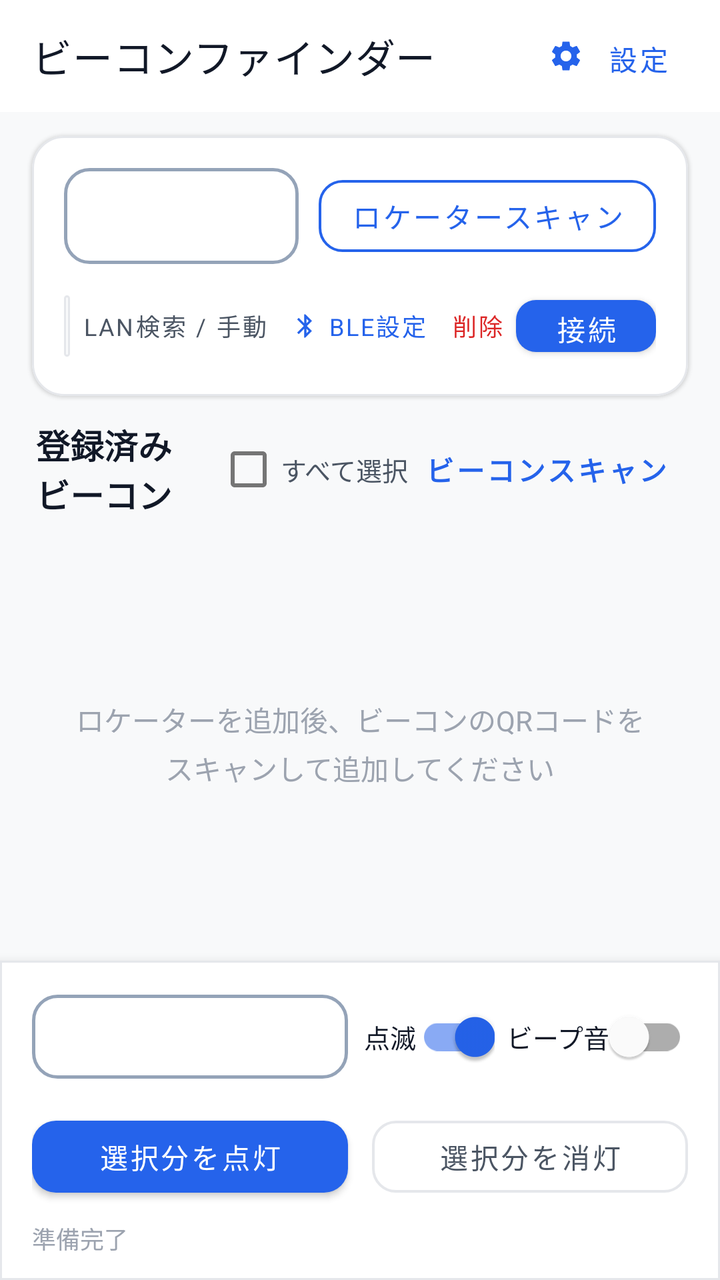
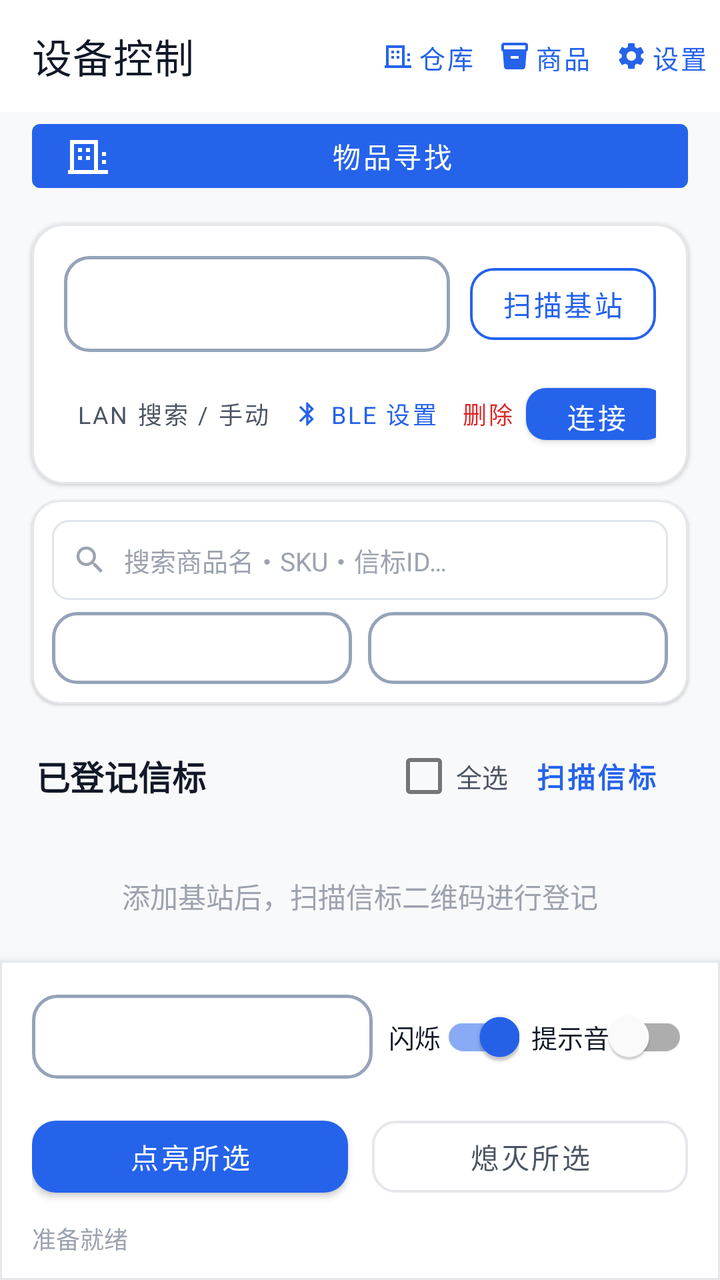

An Android layout rendered at two revisions. The XML below is the earlier revision; the diff shows what the commit changed to produce the second picture.
<!-- AndroidManifest.xml: application theme Theme.BeaconFinder -->
<!-- res/layout/activity_main.xml -->
<?xml version="1.0" encoding="utf-8"?>
<LinearLayout xmlns:android="http://schemas.android.com/apk/res/android"
    xmlns:app="http://schemas.android.com/apk/res-auto"
    android:id="@+id/root_layout"
    android:layout_width="match_parent"
    android:layout_height="match_parent"
    android:background="@color/surface_bg"
    android:orientation="vertical">

    
    <com.google.android.material.appbar.AppBarLayout
        android:id="@+id/app_bar"
        android:layout_width="match_parent"
        android:layout_height="wrap_content"
        android:background="@color/toolbar_bg"
        android:fitsSystemWindows="true"
        app:elevation="0.5dp">

        <com.google.android.material.appbar.MaterialToolbar
            android:id="@+id/toolbar"
            android:layout_width="match_parent"
            android:layout_height="?attr/actionBarSize"
            android:background="@color/toolbar_bg"
            app:title="@string/app_name"
            app:titleTextColor="@color/text_primary">

            <com.google.android.material.button.MaterialButton
                android:id="@+id/btn_open_config"
                style="@style/Widget.MaterialComponents.Button.TextButton"
                android:layout_width="wrap_content"
                android:layout_height="38dp"
                android:layout_gravity="end|center_vertical"
                android:layout_marginEnd="8dp"
                android:paddingHorizontal="10dp"
                android:text="設定"
                android:textColor="@color/accent"
                android:textSize="14sp"
                app:icon="@drawable/ic_settings"
                app:iconPadding="4dp"
                app:iconSize="18dp"
                app:iconTint="@color/accent" />
        </com.google.android.material.appbar.MaterialToolbar>
    </com.google.android.material.appbar.AppBarLayout>

    
    <com.google.android.material.card.MaterialCardView
        android:layout_width="match_parent"
        android:layout_height="wrap_content"
        android:layout_marginHorizontal="16dp"
        android:layout_marginTop="12dp"
        android:layout_marginBottom="8dp"
        app:cardBackgroundColor="@color/surface_card"
        app:cardCornerRadius="16dp"
        app:cardElevation="1dp"
        app:strokeColor="@color/card_stroke"
        app:strokeWidth="1dp">

        <LinearLayout
            android:layout_width="match_parent"
            android:layout_height="wrap_content"
            android:orientation="vertical"
            android:padding="16dp">

            
            <LinearLayout
                android:layout_width="match_parent"
                android:layout_height="wrap_content"
                android:gravity="center_vertical"
                android:orientation="horizontal">

                <LinearLayout
                    android:layout_width="0dp"
                    android:layout_height="48dp"
                    android:layout_marginEnd="10dp"
                    android:layout_weight="1"
                    android:background="@drawable/bg_spinner"
                    android:gravity="center_vertical"
                    android:paddingHorizontal="12dp">

                    <Spinner
                        android:id="@+id/base_spinner"
                        android:layout_width="match_parent"
                        android:layout_height="match_parent"
                        android:background="@null"
                        android:popupBackground="#FFFFFF" />
                </LinearLayout>

                <com.google.android.material.button.MaterialButton
                    android:id="@+id/scan_base_button"
                    style="@style/Widget.MaterialComponents.Button.OutlinedButton"
                    android:layout_width="wrap_content"
                    android:layout_height="48dp"
                    android:text="@string/scan_base"
                    android:textColor="@color/accent"
                    app:cornerRadius="12dp"
                    app:strokeColor="@color/accent"
                    app:strokeWidth="1.2dp" />
            </LinearLayout>

            
            <LinearLayout
                android:layout_width="match_parent"
                android:layout_height="wrap_content"
                android:layout_marginTop="12dp"
                android:gravity="center_vertical"
                android:orientation="horizontal">

                <TextView
                    android:id="@+id/connection_status"
                    android:layout_width="0dp"
                    android:layout_height="wrap_content"
                    android:layout_weight="1"
                    android:background="@drawable/bg_status_badge"
                    android:ellipsize="end"
                    android:maxLines="1"
                    android:paddingHorizontal="10dp"
                    android:paddingVertical="6dp"
                    android:text="@string/status_not_connected"
                    android:textColor="@color/offline"
                    android:textSize="13sp"
                    android:textStyle="bold" />

                <com.google.android.material.button.MaterialButton
                    android:id="@+id/search_lan_button"
                    style="@style/Widget.MaterialComponents.Button.TextButton"
                    android:layout_width="wrap_content"
                    android:layout_height="38dp"
                    android:minWidth="0dp"
                    android:paddingHorizontal="6dp"
                    android:text="@string/search_lan"
                    android:textColor="@color/text_secondary"
                    android:textSize="12sp" />

                <com.google.android.material.button.MaterialButton
                    android:id="@+id/bluetooth_base_button"
                    style="@style/Widget.MaterialComponents.Button.TextButton"
                    android:layout_width="wrap_content"
                    android:layout_height="38dp"
                    android:minWidth="0dp"
                    android:paddingHorizontal="6dp"
                    android:text="BLE設定"
                    android:textColor="@color/accent"
                    android:textSize="12sp"
                    app:icon="@drawable/ic_bluetooth"
                    app:iconSize="14dp"
                    app:iconTint="@color/accent" />

                <com.google.android.material.button.MaterialButton
                    android:id="@+id/delete_base_button"
                    style="@style/Widget.MaterialComponents.Button.TextButton"
                    android:layout_width="wrap_content"
                    android:layout_height="38dp"
                    android:minWidth="0dp"
                    android:paddingHorizontal="6dp"
                    android:text="@string/delete"
                    android:textColor="@color/danger"
                    android:textSize="12sp" />

                <com.google.android.material.button.MaterialButton
                    android:id="@+id/connect_button"
                    android:layout_width="wrap_content"
                    android:layout_height="38dp"
                    android:minWidth="70dp"
                    android:paddingHorizontal="12dp"
                    android:text="@string/connect"
                    android:textColor="@color/text_white"
                    app:backgroundTint="@color/accent"
                    app:cornerRadius="10dp" />
            </LinearLayout>
        </LinearLayout>
    </com.google.android.material.card.MaterialCardView>

    
    <LinearLayout
        android:layout_width="match_parent"
        android:layout_height="wrap_content"
        android:gravity="center_vertical"
        android:orientation="horizontal"
        android:paddingHorizontal="18dp"
        android:paddingVertical="4dp">

        <TextView
            android:layout_width="0dp"
            android:layout_height="wrap_content"
            android:layout_weight="1"
            android:text="@string/registered_beacons"
            android:textColor="@color/text_primary"
            android:textSize="17sp"
            android:textStyle="bold" />

        <com.google.android.material.checkbox.MaterialCheckBox
            android:id="@+id/select_all_checkbox"
            android:layout_width="wrap_content"
            android:layout_height="wrap_content"
            android:text="@string/select_all"
            android:textColor="@color/text_secondary"
            android:textSize="13sp" />

        <com.google.android.material.button.MaterialButton
            android:id="@+id/scan_beacon_button"
            style="@style/Widget.MaterialComponents.Button.TextButton"
            android:layout_width="wrap_content"
            android:layout_height="wrap_content"
            android:text="@string/scan_beacon"
            android:textColor="@color/accent"
            android:textStyle="bold" />
    </LinearLayout>

    
    <TextView
        android:id="@+id/empty_view"
        android:layout_width="match_parent"
        android:layout_height="0dp"
        android:layout_weight="1"
        android:gravity="center"
        android:lineSpacingExtra="4dp"
        android:paddingHorizontal="32dp"
        android:text="@string/empty_beacon_hint"
        android:textColor="@color/text_muted"
        android:textSize="14sp" />

    
    <androidx.recyclerview.widget.RecyclerView
        android:id="@+id/beacon_list"
        android:layout_width="match_parent"
        android:layout_height="0dp"
        android:layout_weight="1"
        android:clipToPadding="false"
        android:paddingHorizontal="16dp"
        android:paddingBottom="8dp"
        android:visibility="gone" />

    
    <com.google.android.material.card.MaterialCardView
        android:layout_width="match_parent"
        android:layout_height="wrap_content"
        app:cardBackgroundColor="@color/surface_card"
        app:cardCornerRadius="0dp"
        app:cardElevation="8dp"
        app:strokeColor="@color/card_stroke"
        app:strokeWidth="1dp">

        <LinearLayout
            android:layout_width="match_parent"
            android:layout_height="wrap_content"
            android:orientation="vertical"
            android:paddingHorizontal="16dp"
            android:paddingTop="14dp"
            android:paddingBottom="12dp">

            
            <LinearLayout
                android:layout_width="match_parent"
                android:layout_height="wrap_content"
                android:gravity="center_vertical"
                android:orientation="horizontal">

                <LinearLayout
                    android:layout_width="0dp"
                    android:layout_height="42dp"
                    android:layout_weight="1"
                    android:background="@drawable/bg_spinner"
                    android:gravity="center_vertical"
                    android:paddingHorizontal="8dp">

                    <Spinner
                        android:id="@+id/color_spinner"
                        android:layout_width="match_parent"
                        android:layout_height="match_parent"
                        android:background="@null"
                        android:popupBackground="#FFFFFF" />
                </LinearLayout>

                <com.google.android.material.switchmaterial.SwitchMaterial
                    android:id="@+id/flash_switch"
                    android:layout_width="wrap_content"
                    android:layout_height="wrap_content"
                    android:layout_marginStart="8dp"
                    android:checked="true"
                    android:text="@string/flash"
                    android:textColor="@color/text_primary"
                    android:textSize="13sp" />

                <com.google.android.material.switchmaterial.SwitchMaterial
                    android:id="@+id/beep_switch"
                    android:layout_width="wrap_content"
                    android:layout_height="wrap_content"
                    android:layout_marginStart="6dp"
                    android:text="@string/beep"
                    android:textColor="@color/text_primary"
                    android:textSize="13sp" />
            </LinearLayout>

            
            <LinearLayout
                android:layout_width="match_parent"
                android:layout_height="wrap_content"
                android:layout_marginTop="12dp"
                android:orientation="horizontal">

                <com.google.android.material.button.MaterialButton
                    android:id="@+id/light_selected_button"
                    android:layout_width="0dp"
                    android:layout_height="48dp"
                    android:layout_marginEnd="6dp"
                    android:layout_weight="1"
                    android:text="@string/light_selected"
                    android:textColor="@color/text_white"
                    android:textSize="14sp"
                    app:backgroundTint="@color/accent"
                    app:cornerRadius="12dp" />

                <com.google.android.material.button.MaterialButton
                    android:id="@+id/stop_selected_button"
                    style="@style/Widget.MaterialComponents.Button.OutlinedButton"
                    android:layout_width="0dp"
                    android:layout_height="48dp"
                    android:layout_marginStart="6dp"
                    android:layout_weight="1"
                    android:text="@string/stop_selected"
                    android:textColor="@color/text_secondary"
                    android:textSize="14sp"
                    app:cornerRadius="12dp"
                    app:strokeColor="@color/card_stroke"
                    app:strokeWidth="1.2dp" />
            </LinearLayout>

            
            <TextView
                android:id="@+id/operation_status"
                android:layout_width="match_parent"
                android:layout_height="wrap_content"
                android:layout_marginTop="8dp"
                android:ellipsize="end"
                android:maxLines="2"
                android:text="@string/status_ready"
                android:textColor="@color/text_muted"
                android:textSize="12sp" />
        </LinearLayout>
    </com.google.android.material.card.MaterialCardView>
</LinearLayout>
<!-- resources referenced by this layout -->
<resources>
  <color name="accent">#2563EB</color>
  <color name="card_stroke">#E5E7EB</color>
  <color name="danger">#DC2626</color>
  <color name="offline">#6B7280</color>
  <color name="surface_bg">#F8F9FA</color>
  <color name="surface_card">#FFFFFF</color>
  <color name="text_muted">#9CA3AF</color>
  <color name="text_primary">#111827</color>
  <color name="text_secondary">#4B5563</color>
  <color name="text_white">#FFFFFF</color>
  <color name="toolbar_bg">#FFFFFF</color>
  <string name="app_name">ビーコンファインダー</string>
  <string name="beep">ビープ音</string>
  <string name="connect">接続</string>
  <string name="delete">削除</string>
  <string name="empty_beacon_hint">ロケーターを追加後、ビーコンのQRコードをスキャンして追加してください</string>
  <string name="flash">点滅</string>
  <string name="light_selected">選択分を点灯</string>
  <string name="registered_beacons">登録済みビーコン</string>
  <string name="scan_base">ロケータースキャン</string>
  <string name="scan_beacon">ビーコンスキャン</string>
  <string name="search_lan">LAN検索 / 手動</string>
  <string name="select_all">すべて選択</string>
  <string name="status_not_connected">未接続</string>
  <string name="status_ready">準備完了</string>
  <string name="stop_selected">選択分を消灯</string>
  <color name="primary">#2563EB</color>
  <color name="primary_dark">#1D4ED8</color>
  <!-- unchanged entries left out for length: 5 -->
</resources>

<!-- the commit's change to res/layout/activity_main.xml (unified diff, before → after) -->
@@ -21,26 +21,71 @@
             android:layout_width="match_parent"
             android:layout_height="?attr/actionBarSize"
             android:background="@color/toolbar_bg"
-            app:title="@string/app_name"
+            app:title="@string/ui_device_control"
             app:titleTextColor="@color/text_primary">
 
-            <com.google.android.material.button.MaterialButton
-                android:id="@+id/btn_open_config"
-                style="@style/Widget.MaterialComponents.Button.TextButton"
+            <LinearLayout
                 android:layout_width="wrap_content"
-                android:layout_height="38dp"
+                android:layout_height="wrap_content"
                 android:layout_gravity="end|center_vertical"
-                android:layout_marginEnd="8dp"
-                android:paddingHorizontal="10dp"
-                android:text="設定"
-                android:textColor="@color/accent"
-                android:textSize="14sp"
-                app:icon="@drawable/ic_settings"
-                app:iconPadding="4dp"
-                app:iconSize="18dp"
-                app:iconTint="@color/accent" />
+                android:gravity="center_vertical"
+                android:orientation="horizontal">
+
+                <com.google.android.material.button.MaterialButton
+                    android:id="@+id/btn_open_warehouse"
+                    style="@style/Widget.MaterialComponents.Button.TextButton"
+                    android:layout_width="wrap_content"
+                    android:layout_height="38dp"
+                    android:minWidth="0dp"
+                    android:paddingHorizontal="6dp"
+                    android:text="@string/ui_db8a5a29ab"
+                    android:textColor="@color/accent"
+                    android:textSize="13sp"
+                    app:icon="@drawable/ic_warehouse"
+                    app:iconPadding="2dp"
+                    app:iconSize="16dp"
+                    app:iconTint="@color/accent" />
+
+                <com.google.android.material.button.MaterialButton
+                    android:id="@+id/btn_open_products"
+                    style="@style/Widget.MaterialComponents.Button.TextButton"
+                    android:layout_width="wrap_content"
+                    android:layout_height="38dp"
+                    android:minWidth="0dp"
+                    android:paddingHorizontal="6dp"
+                    android:text="@string/ui_004922066e"
+                    android:textColor="@color/accent"
+                    android:textSize="13sp"
+                    app:icon="@drawable/ic_inventory"
+                    app:iconPadding="2dp"
+                    app:iconSize="16dp"
+                    app:iconTint="@color/accent" />
+
+                <com.google.android.material.button.MaterialButton
+                    android:id="@+id/btn_open_config"
+                    style="@style/Widget.MaterialComponents.Button.TextButton"
+                    android:layout_width="wrap_content"
+                    android:layout_height="38dp"
+                    android:minWidth="0dp"
+                    android:paddingHorizontal="6dp"
+                    android:text="@string/ui_6329f21c41"
+                    android:textColor="@color/accent"
+                    android:textSize="13sp"
+                    app:icon="@drawable/ic_settings"
+                    app:iconPadding="2dp"
+                    app:iconSize="16dp"
+                    app:iconTint="@color/accent" />
+            </LinearLayout>
         </com.google.android.material.appbar.MaterialToolbar>
     </com.google.android.material.appbar.AppBarLayout>
+
+    <com.google.android.material.button.MaterialButton
+        android:id="@+id/btn_open_map"
+        android:layout_width="match_parent"
+        android:layout_height="44dp"
+        android:layout_marginHorizontal="16dp"
+        android:text="@string/ui_1cf6dc06fd"
+        app:icon="@drawable/ic_warehouse" />
 
     
     <com.google.android.material.card.MaterialCardView
@@ -138,7 +183,7 @@
                     android:layout_height="38dp"
                     android:minWidth="0dp"
                     android:paddingHorizontal="6dp"
-                    android:text="BLE設定"
+                    android:text="@string/ui_156f0d3336"
                     android:textColor="@color/accent"
                     android:textSize="12sp"
                     app:icon="@drawable/ic_bluetooth"
@@ -166,6 +211,109 @@
                     android:textColor="@color/text_white"
                     app:backgroundTint="@color/accent"
                     app:cornerRadius="10dp" />
+            </LinearLayout>
+        </LinearLayout>
+    </com.google.android.material.card.MaterialCardView>
+
+    
+    <com.google.android.material.card.MaterialCardView
+        android:layout_width="match_parent"
+        android:layout_height="wrap_content"
+        android:layout_marginHorizontal="16dp"
+        android:layout_marginBottom="8dp"
+        app:cardBackgroundColor="@color/surface_card"
+        app:cardCornerRadius="14dp"
+        app:cardElevation="1dp"
+        app:strokeColor="@color/card_stroke"
+        app:strokeWidth="1dp">
+
+        <LinearLayout
+            android:layout_width="match_parent"
+            android:layout_height="wrap_content"
+            android:orientation="vertical"
+            android:padding="10dp">
+
+            
+            <LinearLayout
+                android:layout_width="match_parent"
+                android:layout_height="40dp"
+                android:background="@drawable/bg_config_input"
+                android:gravity="center_vertical"
+                android:orientation="horizontal"
+                android:paddingHorizontal="10dp">
+
+                <ImageView
+                    android:layout_width="18dp"
+                    android:layout_height="18dp"
+                    android:contentDescription="Search"
+                    android:src="@drawable/ic_search"
+                    app:tint="@color/text_muted" />
+
+                <EditText
+                    android:id="@+id/main_search_input"
+                    android:layout_width="0dp"
+                    android:layout_height="match_parent"
+                    android:layout_marginStart="8dp"
+                    android:layout_weight="1"
+                    android:background="@null"
+                    android:hint="@string/search_product_hint"
+                    android:imeOptions="actionSearch"
+                    android:inputType="text"
+                    android:singleLine="true"
+                    android:textColor="@color/text_primary"
+                    android:textColorHint="@color/text_muted"
+                    android:textSize="13sp" />
+
+                <ImageView
+                    android:id="@+id/btn_clear_main_search"
+                    android:layout_width="18dp"
+                    android:layout_height="18dp"
+                    android:contentDescription="Clear"
+                    android:src="@drawable/ic_close"
+                    android:visibility="gone"
+                    app:tint="@color/text_muted" />
+            </LinearLayout>
+
+            
+            <LinearLayout
+                android:layout_width="match_parent"
+                android:layout_height="wrap_content"
+                android:layout_marginTop="6dp"
+                android:orientation="horizontal">
+
+                <LinearLayout
+                    android:layout_width="0dp"
+                    android:layout_height="36dp"
+                    android:layout_marginEnd="4dp"
+                    android:layout_weight="1"
+                    android:background="@drawable/bg_spinner"
+                    android:gravity="center_vertical"
+                    android:paddingHorizontal="6dp">
+
+                    <Spinner
+                        android:id="@+id/main_filter_warehouse_spinner"
+                        android:layout_width="match_parent"
+                        android:layout_height="match_parent"
+                        android:background="@null"
+                        android:popupBackground="#FFFFFF" />
+                </LinearLayout>
+
+                <LinearLayout
+                    android:layout_width="0dp"
+                    android:layout_height="36dp"
+                    android:layout_marginStart="4dp"
+                    android:layout_weight="1"
+                    android:background="@drawable/bg_spinner"
+                    android:gravity="center_vertical"
+                    android:paddingHorizontal="6dp">
+
+                    <Spinner
+                        android:id="@+id/main_filter_area_spinner"
+                        android:layout_width="match_parent"
+                        android:layout_height="match_parent"
+                        android:background="@null"
+                        android:popupBackground="#FFFFFF" />
+                </LinearLayout>
             </LinearLayout>
         </LinearLayout>
     </com.google.android.material.card.MaterialCardView>
<!-- resource entries referenced after the edit -->
@@ -11,21 +11,77 @@
   <color name="text_secondary">#4B5563</color>
   <color name="text_white">#FFFFFF</color>
   <color name="toolbar_bg">#FFFFFF</color>
-  <string name="app_name">ビーコンファインダー</string>
-  <string name="beep">ビープ音</string>
-  <string name="connect">接続</string>
-  <string name="delete">削除</string>
-  <string name="empty_beacon_hint">ロケーターを追加後、ビーコンのQRコードをスキャンして追加してください</string>
-  <string name="flash">点滅</string>
-  <string name="light_selected">選択分を点灯</string>
-  <string name="registered_beacons">登録済みビーコン</string>
-  <string name="scan_base">ロケータースキャン</string>
-  <string name="scan_beacon">ビーコンスキャン</string>
-  <string name="search_lan">LAN検索 / 手動</string>
-  <string name="select_all">すべて選択</string>
-  <string name="status_not_connected">未接続</string>
-  <string name="status_ready">準備完了</string>
-  <string name="stop_selected">選択分を消灯</string>
+  <!-- drawable bg_config_input (drawable) -->
+  <?xml version="1.0" encoding="utf-8"?>
+  <shape xmlns:android="http://schemas.android.com/apk/res/android"
+      android:shape="rectangle">
+      <solid android:color="#FFFFFF" />
+      <corners android:radius="8dp" />
+      <stroke
+          android:width="1dp"
+          android:color="#E0E5EC" />
+  </shape>
+  <!-- drawable ic_close (drawable) -->
+  <vector xmlns:android="http://schemas.android.com/apk/res/android"
+      android:width="24dp"
+      android:height="24dp"
+      android:viewportWidth="24"
+      android:viewportHeight="24">
+      <path
+          android:fillColor="@android:color/black"
+          android:pathData="M19,6.41L17.59,5 12,10.59 6.41,5 5,6.41 10.59,12 5,17.59 6.41,19 12,13.41 17.59,19 19,17.59 13.41,12z" />
+  </vector>
+  <!-- drawable ic_inventory (drawable) -->
+  <vector xmlns:android="http://schemas.android.com/apk/res/android"
+      android:width="24dp"
+      android:height="24dp"
+      android:viewportWidth="24"
+      android:viewportHeight="24">
+      <path
+          android:fillColor="@android:color/black"
+          android:pathData="M20,2H4C2.9,2 2,2.9 2,4v3.01C2,7.73 2.45,8.34 3.09,8.54L4,20c0.06,1.1 0.95,2 2.06,2h11.89c1.1,0 2,-0.9 2.05,-2l0.91,-11.46C21.55,8.34 22,7.73 22,7.01V4C22,2.9 21.1,2 20,2zM15,14H9v-2h6V14zM20,7H4V4h16V7z" />
+  </vector>
+  <!-- drawable ic_search (drawable) -->
+  <vector xmlns:android="http://schemas.android.com/apk/res/android"
+      android:width="24dp"
+      android:height="24dp"
+      android:viewportWidth="24"
+      android:viewportHeight="24">
+      <path
+          android:fillColor="@android:color/black"
+          android:pathData="M15.5,14h-0.79l-0.28,-0.27C15.41,12.59 16,11.11 16,9.5 16,5.91 13.09,3 9.5,3S3,5.91 3,9.5 5.91,16 9.5,16c1.61,0 3.09,-0.59 4.23,-1.57l0.27,0.28v0.79l5,4.99L20.49,19l-4.99,-5zm-6,0C7.01,14 5,11.99 5,9.5S7.01,5 9.5,5 14,7.01 14,9.5 11.99,14 9.5,14z" />
+  </vector>
+  <!-- drawable ic_warehouse (drawable) -->
+  <vector xmlns:android="http://schemas.android.com/apk/res/android"
+      android:width="24dp"
+      android:height="24dp"
+      android:viewportWidth="24"
+      android:viewportHeight="24">
+      <path
+          android:fillColor="@android:color/black"
+          android:pathData="M22,21H2V19H3V4H17V19H22V21M15,6H5V19H15V6M7,8H9V10H7V8M11,8H13V10H11V8M7,12H9V14H7V12M11,12H13V14H11V12M19,10H21V12H19V10M19,14H21V16H19V14Z" />
+  </vector>
+  <string name="beep">提示音</string>
+  <string name="connect">连接</string>
+  <string name="delete">删除</string>
+  <string name="empty_beacon_hint">添加基站后，扫描信标二维码进行登记</string>
+  <string name="flash">闪烁</string>
+  <string name="light_selected">点亮所选</string>
+  <string name="registered_beacons">已登记信标</string>
+  <string name="scan_base">扫描基站</string>
+  <string name="scan_beacon">扫描信标</string>
+  <string name="search_lan">LAN 搜索 / 手动</string>
+  <string name="search_product_hint">搜索商品名・SKU・信标ID…</string>
+  <string name="select_all">全选</string>
+  <string name="status_not_connected">未连接</string>
+  <string name="status_ready">准备就绪</string>
+  <string name="stop_selected">熄灭所选</string>
+  <string name="ui_004922066e">商品</string>
+  <string name="ui_156f0d3336">BLE 设置</string>
+  <string name="ui_1cf6dc06fd">物品寻找</string>
+  <string name="ui_6329f21c41">设置</string>
+  <string name="ui_db8a5a29ab">仓库</string>
+  <string name="ui_device_control">设备控制</string>
   <color name="primary">#2563EB</color>
   <color name="primary_dark">#1D4ED8</color>
   <!-- unchanged entries left out for length: 5 -->
